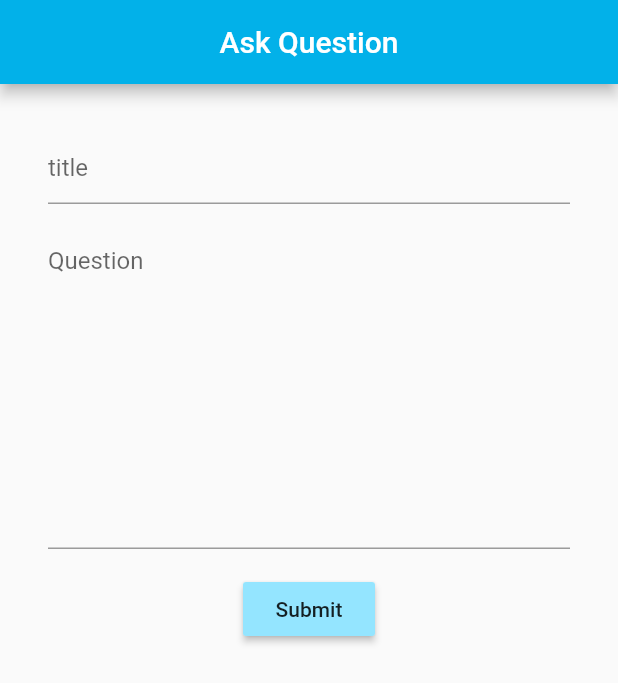
After one commit to mudittiwari/College_Forum, a Flutter app: the question_form screen opened directly, on a phone screen of 412 x 824 dp. The commit adds this screen. Shown: the top 683 px of the screen. Run offline on Flutter 3.47's test engine with Material 2 defaults, Android fonts, the phone set to English and light mode, and no system bars; our stand-ins replace cloud_firestore, double_back_to_close_app, firebase_auth, firebase_core, fluttertoast; missing offline and left inert: syncfusion_flutter_pdfviewer; accounts and stored records are empty.

Commit message:
first commit

```diff
--- /dev/null
+++ b/lib/question_form.dart
@@ -0,0 +1,54 @@
+import 'package:flutter/material.dart';
+
+class question_form extends StatefulWidget {
+  const question_form({Key? key}) : super(key: key);
+
+  @override
+  _question_formState createState() => _question_formState();
+}
+
+class _question_formState extends State<question_form> {
+  @override
+  Widget build(BuildContext context) {
+    return Scaffold(
+      appBar: AppBar(
+        automaticallyImplyLeading: false,
+        title: Text("Ask Question"),
+        centerTitle: true,
+        backgroundColor: Color(0xff02B1E9),
+      ),
+      body: SingleChildScrollView(
+        child: Padding(
+          padding: const EdgeInsets.all(24.0),
+          child: Column(
+            children: [
+              Padding(
+                padding: const EdgeInsets.all(8.0),
+                child: TextField(
+                  decoration: InputDecoration(
+                    hintText: "title",
+                  ),
+                ),
+              ),
+              Padding(
+                padding: const EdgeInsets.all(8.0),
+                child: TextField(
+                  maxLines: 10,
+                  decoration: InputDecoration(hintText: "Question"),
+                ),
+              ),
+              Padding(
+                padding: const EdgeInsets.all(8.0),
+                child: MaterialButton(
+                  onPressed: () {},
+                  child: Text("Submit"),
+                  color: Color(0xff94E5FF),
+                ),
+              )
+            ],
+          ),
+        ),
+      ),
+    );
+  }
+}
```
Also changed, not shown: lib/homepage.dart (+26 -0 lines).
